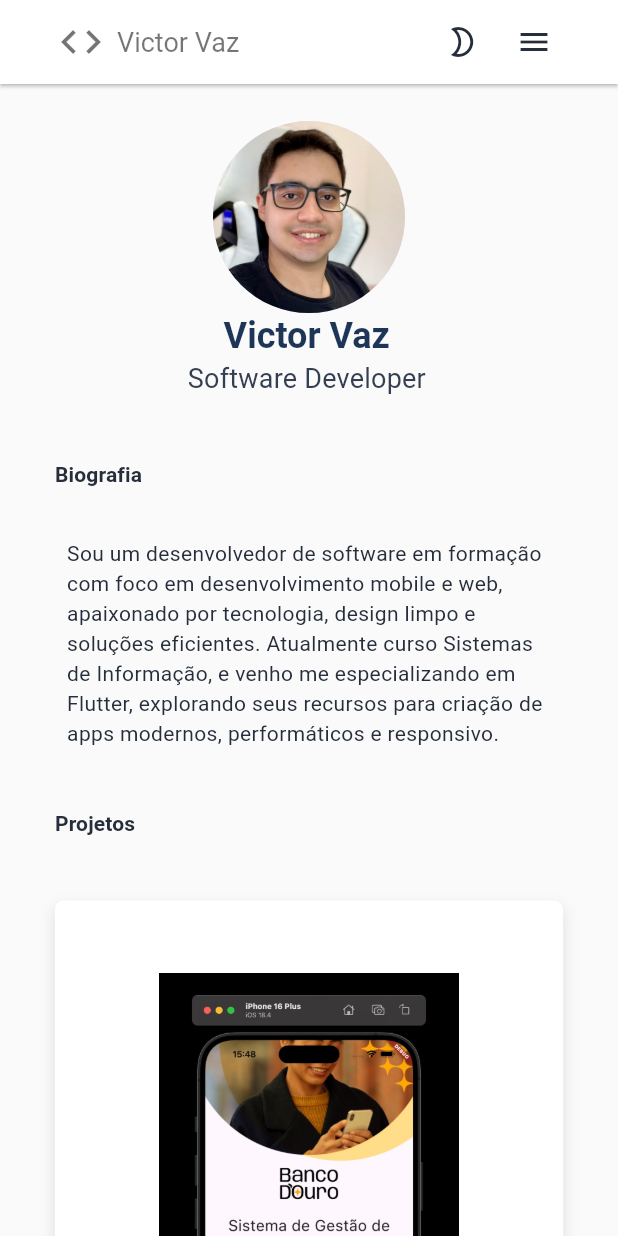
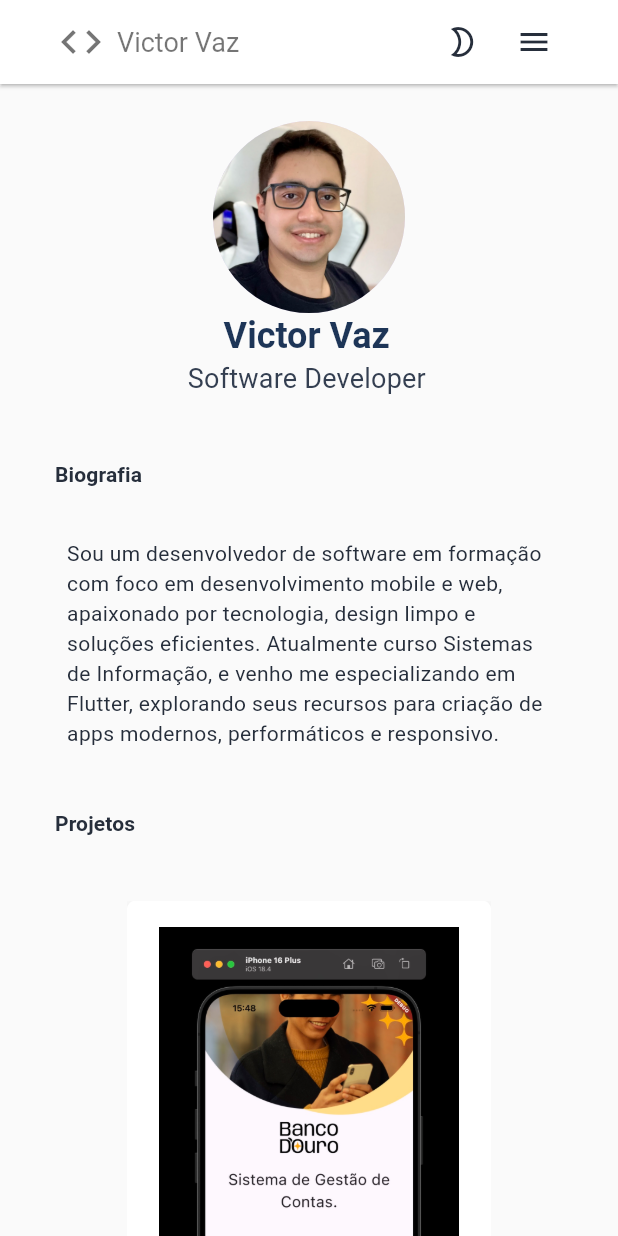
Before and after one commit to victorvazdev/victor_vaz_portfolio, a Flutter app: the screen it shows after launch, on a phone screen of 412 x 824 dp. Run offline on Flutter 3.47's test engine with Material 3 defaults, Android fonts, the phone set to English and light mode, and no system bars; our stand-ins replace flutter_svg, smooth_page_indicator, visibility_detector, web; missing offline and left inert: dart:ui_web.

Commit message:
ProjectList turned into a carousel

```diff
--- a/lib/ui/components/project_card.dart
+++ b/lib/ui/components/project_card.dart
@@ -13,8 +13,9 @@ class ProjectCard extends StatelessWidget {
     double width = MediaQuery.of(context).size.width;
 
     return Container(
-      width: 500,
-      padding: const EdgeInsets.all(48.0),
+      margin:
+          width > 1000 ? const EdgeInsets.symmetric(horizontal: 48.0) : null,
+      padding: EdgeInsets.all(width > 700 ? 48.0 : 16),
       decoration: BoxDecoration(
         color: Theme.of(context).appBarTheme.backgroundColor,
         borderRadius: BorderRadius.circular(6),
@@ -30,6 +31,7 @@ class ProjectCard extends StatelessWidget {
         ],
       ),
       child: Column(
+        mainAxisAlignment: MainAxisAlignment.center,
         children: [
           Image.asset(project.image, width: 200),
           SizedBox(height: 5),
--- a/lib/ui/components/project_list.dart
+++ b/lib/ui/components/project_list.dart
@@ -1,16 +1,98 @@
 import 'package:flutter/material.dart';
 import 'package:victor_vaz_portfolio/app/helpers/victor_data.dart';
+import 'package:smooth_page_indicator/smooth_page_indicator.dart';
 import 'package:victor_vaz_portfolio/ui/components/project_card.dart';
 
-class ProjectList extends StatelessWidget {
+class ProjectList extends StatefulWidget {
   const ProjectList({super.key});
 
   @override
+  State<ProjectList> createState() => _ProjectListState();
+}
+
+class _ProjectListState extends State<ProjectList> {
+  final PageController _controller = PageController(viewportFraction: 1.00);
+  int _currentPage = 0;
+
+  @override
+  void initState() {
+    super.initState();
+    _controller.addListener(() {
+      final next = _controller.page?.round() ?? 0;
+      if (_currentPage != next) {
+        setState(() => _currentPage = next);
+      }
+    });
+  }
+
+  @override
+  void dispose() {
+    _controller.dispose();
+    super.dispose();
+  }
+
+  @override
   Widget build(BuildContext context) {
-    return Wrap(
-      spacing: 8.0,
-      runSpacing: 8.0,
-      children: [...me.projects.map((e) => ProjectCard(project: e))],
+    double width = MediaQuery.of(context).size.width;
+
+    return Column(
+      children: [
+        SizedBox(
+          height: width > 1000 ? 740 : 815,
+          child: Row(
+            children: [
+              IconButton(
+                onPressed: () {
+                  final prevPage =
+                      _currentPage > 0
+                          ? _currentPage - 1
+                          : me.projects.length - 1;
+                  _controller.animateToPage(
+                    prevPage,
+                    duration: const Duration(microseconds: 300),
+                    curve: Curves.easeInOut,
+                  );
+                },
+                icon: const Icon(Icons.arrow_back_ios),
+              ),
+              Expanded(
+                child: PageView.builder(
+                  controller: _controller,
+                  itemCount: me.projects.length,
+                  itemBuilder:
+                      (context, index) =>
+                          ProjectCard(project: me.projects[index]),
+                ),
+              ),
+              IconButton(
+                onPressed: () {
+                  final nextPage =
+                      _currentPage < me.projects.length - 1
+                          ? _currentPage + 1
+                          : 0;
+                  _controller.animateToPage(
+                    nextPage,
+                    duration: const Duration(microseconds: 300),
+                    curve: Curves.easeInOut,
+                  );
+                },
+                icon: const Icon(Icons.arrow_forward_ios),
+              ),
+            ],
+          ),
+        ),
+        const SizedBox(height: 16),
+        SmoothPageIndicator(
+          controller: _controller,
+          count: me.projects.length,
+          effect: WormEffect(
+            dotHeight: 10,
+            dotWidth: 10,
+            spacing: 8,
+            activeDotColor: Theme.of(context).primaryColor,
+          ),
+        ),
+      ],
     );
   }
 }
--- a/pubspec.yaml
+++ b/pubspec.yaml
@@ -10,6 +10,7 @@ dependencies:
   flutter:
     sdk: flutter
   flutter_svg: ^2.0.17
+  smooth_page_indicator: ^1.2.1
   url_launcher: ^6.3.1
   visibility_detector: ^0.4.0+2
   web: ^1.1.1
```
Also changed, not shown: pubspec.lock, 1 other file.
